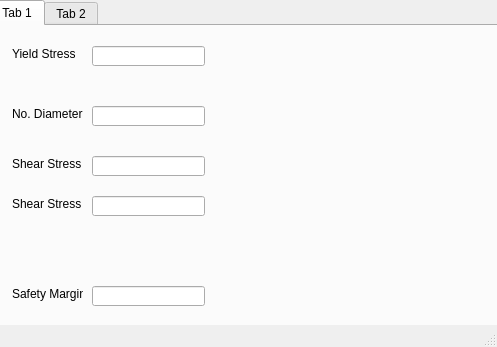
First picture: the form in Fastener_StrengthCriteria_110918.ui, repository tolb2748/GUIFastener, before the edit.
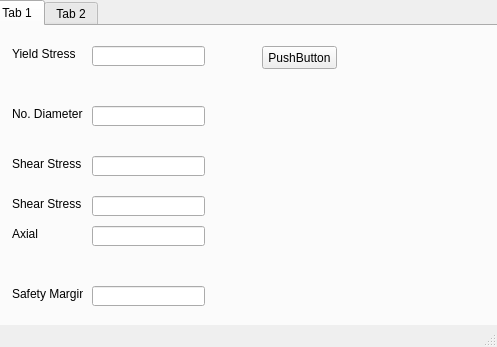
Second picture: the form after the edit.

Commit message: Added Button Click event and function to pull data from line edit boxes and perform a calculation

Diff of the .ui file:
```diff
--- a/Fastener_StrengthCriteria_110918.ui
+++ b/Fastener_StrengthCriteria_110918.ui
@@ -145,6 +145,42 @@
        <string>Safety Margin</string>
       </property>
      </widget>
+     <widget class="QPushButton" name="calculateButton">
+      <property name="geometry">
+       <rect>
+        <x>270</x>
+        <y>20</y>
+        <width>75</width>
+        <height>23</height>
+       </rect>
+      </property>
+      <property name="text">
+       <string>PushButton</string>
+      </property>
+     </widget>
+     <widget class="QLineEdit" name="axial">
+      <property name="geometry">
+       <rect>
+        <x>100</x>
+        <y>200</y>
+        <width>113</width>
+        <height>20</height>
+       </rect>
+      </property>
+     </widget>
+     <widget class="QLabel" name="label_7">
+      <property name="geometry">
+       <rect>
+        <x>20</x>
+        <y>200</y>
+        <width>71</width>
+        <height>16</height>
+       </rect>
+      </property>
+      <property name="text">
+       <string>Axial</string>
+      </property>
+     </widget>
     </widget>
     <widget class="QWidget" name="tab_2">
      <attribute name="title">
```
The commit also changes 3 other files.
